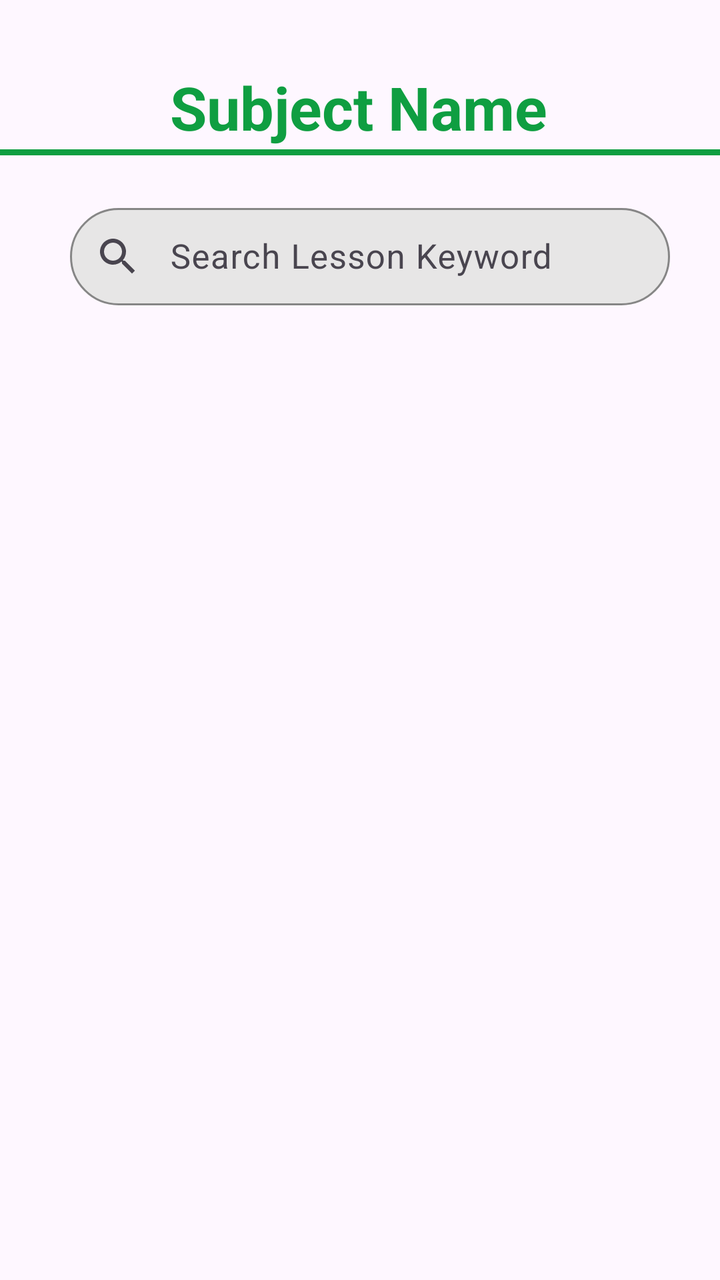
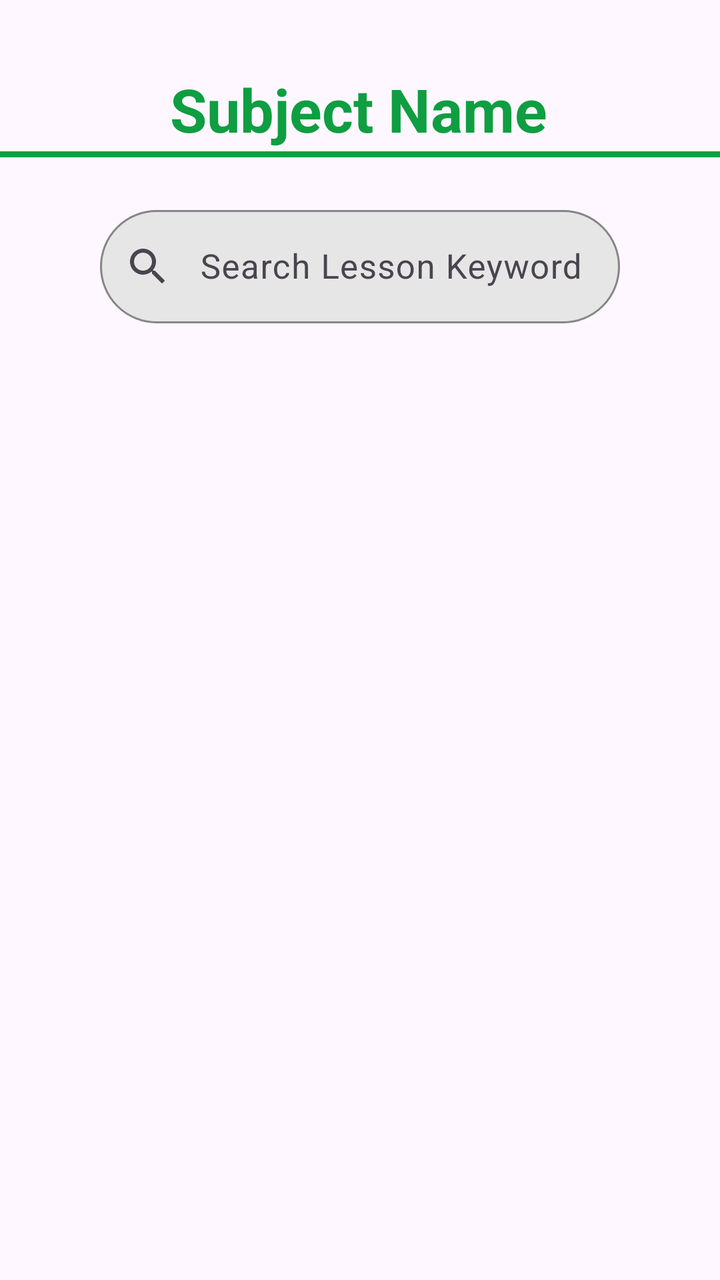

Two renders of the same Android screen: before a commit and after it. Below are the layout's source before the change and the commit's diff.
<!-- AndroidManifest.xml: application theme Theme.LessonMaker -->
<!-- res/layout/activity_student_notes.xml -->
<?xml version="1.0" encoding="utf-8"?>
<androidx.constraintlayout.widget.ConstraintLayout xmlns:android="http://schemas.android.com/apk/res/android"
    xmlns:app="http://schemas.android.com/apk/res-auto"
    xmlns:tools="http://schemas.android.com/tools"
    android:id="@+id/main"
    android:layout_width="match_parent"
    android:layout_height="match_parent"
    tools:context=".StudentNotes">


    <TextView
        android:layout_marginTop="20dp"
        android:id="@+id/SubjectName"
        android:layout_width="wrap_content"
        android:layout_height="wrap_content"
        android:text="@string/subject_name"
        android:textColor="@color/biitGreen"
        android:textSize="30sp"
        android:textStyle="bold"
        app:layout_constraintBottom_toBottomOf="parent"
        app:layout_constraintHorizontal_bias="0.497"
        app:layout_constraintLeft_toLeftOf="parent"
        app:layout_constraintRight_toRightOf="parent"
        app:layout_constraintTop_toTopOf="parent"
        app:layout_constraintVertical_bias="0.023" />
    <LinearLayout
        android:id="@+id/linerLayout"
        android:layout_width="380dp"
        android:layout_height="3dp"
        android:layout_marginTop="1dp"
        android:background="@drawable/round_corners"
        android:orientation="vertical"
        app:layout_constraintHorizontal_bias="0.516"
        app:layout_constraintLeft_toLeftOf="parent"
        app:layout_constraintRight_toRightOf="parent"
        app:layout_constraintTop_toBottomOf="@+id/SubjectName" />

    <com.google.android.material.textfield.TextInputLayout
        android:id="@+id/txtLayoutKeyword"
        android:layout_width="300dp"
        android:layout_height="55dp"
        android:layout_marginStart="10dp"
        app:boxCornerRadiusBottomEnd="50dp"
        app:boxCornerRadiusBottomStart="50dp"
        app:boxCornerRadiusTopEnd="50dp"
        app:boxCornerRadiusTopStart="50dp"
        app:layout_constraintLeft_toLeftOf="parent"
        app:layout_constraintRight_toRightOf="parent"
        app:layout_constraintTop_toBottomOf="@+id/linerLayout"
        android:layout_marginTop="20dp"
        app:hintTextAppearance="@android:style/TextAppearance.Material.Small"
        app:boxBackgroundColor="@color/gray"
        app:boxStrokeColor="@android:color/black"
        app:startIconDrawable="@drawable/baseline_search_24"
        app:hintTextColor="@color/black"
        app:cursorColor="@color/biitGreen">

        <com.google.android.material.textfield.TextInputEditText
            android:id="@+id/keyword"
            android:layout_width="match_parent"
            android:layout_height="match_parent"
            android:hint="@string/searchKeyword"
            android:textSize="17sp"
            android:paddingStart="50dp"
            tools:ignore="RtlSymmetry"/>
    </com.google.android.material.textfield.TextInputLayout>

    <androidx.recyclerview.widget.RecyclerView
        android:id="@+id/recyclerViewNotes"
        android:layout_width="match_parent"
        android:layout_height="0dp"
        android:layout_marginTop="5dp"
        app:layout_constraintBottom_toBottomOf="parent"
        app:layout_constraintHorizontal_bias="0.476"
        app:layout_constraintLeft_toLeftOf="parent"
        android:paddingBottom="10dp"
        app:layout_constraintRight_toRightOf="parent"
        app:layout_constraintTop_toBottomOf="@+id/txtLayoutKeyword"
        app:layout_constraintVertical_bias="0.029"
        tools:listitem="@layout/student_notes_components" />



</androidx.constraintlayout.widget.ConstraintLayout>
<!-- res/layout/student_notes_components.xml (included above) -->
<?xml version="1.0" encoding="utf-8"?>
<LinearLayout xmlns:android="http://schemas.android.com/apk/res/android"
    xmlns:tools="http://schemas.android.com/tools"
    android:layout_width="wrap_content"
    android:layout_height="wrap_content"
    xmlns:app="http://schemas.android.com/apk/res-auto"
    android:layout_gravity="start"
    android:layout_marginStart="13dp">

    <androidx.cardview.widget.CardView
        android:layout_width="170dp"
        android:layout_height="200dp"
        android:layout_marginTop="20dp"
        android:backgroundTint="@color/biitGreen"
        app:cardElevation="20dp"
        app:cardCornerRadius="10dp">

        <androidx.cardview.widget.CardView
            android:id="@+id/openNotes"
            android:layout_width="120dp"
            android:layout_height="140dp"
            android:layout_marginStart="25dp"
            android:layout_marginTop="30dp"
            android:textAlignment="textStart"
            android:backgroundTint="@color/white"
            app:cardElevation="10dp"
            app:cardCornerRadius="10dp">

            <androidx.constraintlayout.widget.ConstraintLayout
                android:layout_width="match_parent"
                android:layout_height="match_parent">

                <ImageView
                    android:layout_width="90dp"
                    android:layout_height="90dp"
                    android:src="@drawable/fileicon"
                    app:layout_constraintBottom_toBottomOf="parent"
                    app:layout_constraintEnd_toEndOf="parent"
                    app:layout_constraintStart_toStartOf="parent"
                    app:layout_constraintTop_toTopOf="parent" />

            </androidx.constraintlayout.widget.ConstraintLayout>

        </androidx.cardview.widget.CardView>
        <androidx.constraintlayout.widget.ConstraintLayout
            android:layout_width="match_parent"
            android:layout_height="match_parent">

            <TextView
                android:id="@+id/weekText"
                android:layout_width="wrap_content"
                android:layout_height="wrap_content"
                android:gravity="center"
                android:text="WEEK"
                android:layout_marginStart="25dp"
                android:textColor="@color/white"
                android:textSize="24sp"
                android:textStyle="bold"
                app:layout_constraintBottom_toBottomOf="parent"
                app:layout_constraintEnd_toEndOf="parent"
                app:layout_constraintHorizontal_bias="0.34"
                app:layout_constraintStart_toStartOf="parent" />
        </androidx.constraintlayout.widget.ConstraintLayout>
    </androidx.cardview.widget.CardView>
</LinearLayout>
<!-- resources referenced by this layout -->
<resources>
  <color name="biitGreen">#0F9E41</color>
  <color name="black">#FF000000</color>
  <color name="gray">#E7E6E6</color>
  <color name="white">#FFFFFFFF</color>
  <!-- drawable baseline_search_24 (drawable) -->
  <vector xmlns:android="http://schemas.android.com/apk/res/android" android:height="24dp" android:tint="#000000" android:viewportHeight="24" android:viewportWidth="24" android:width="24dp">
        
      <path android:fillColor="@android:color/white" android:pathData="M15.5,14h-0.79l-0.28,-0.27C15.41,12.59 16,11.11 16,9.5 16,5.91 13.09,3 9.5,3S3,5.91 3,9.5 5.91,16 9.5,16c1.61,0 3.09,-0.59 4.23,-1.57l0.27,0.28v0.79l5,4.99L20.49,19l-4.99,-5zM9.5,14C7.01,14 5,11.99 5,9.5S7.01,5 9.5,5 14,7.01 14,9.5 11.99,14 9.5,14z"/>
      
  </vector>
  <!-- drawable fileicon: png bitmap (drawable, 33482 bytes) -->
  <!-- drawable round_corners (drawable) -->
  <?xml version="1.0" encoding="utf-8"?>
  <shape xmlns:android="http://schemas.android.com/apk/res/android" android:shape="rectangle">
  
      <corners android:radius="150dp"/>
      <solid android:color="@color/biitGreen"/>
  
  </shape>
  <string name="searchKeyword">Search Lesson Keyword</string>
  <string name="subject_name">Subject Name</string>
  <style name="Theme.LessonMaker" parent="Base.Theme.LessonMaker" />
  <style name="Base.Theme.LessonMaker" parent="Theme.Material3.DayNight.NoActionBar">
          
          
      </style>
</resources>

<!-- the commit's change to res/layout/activity_student_notes.xml (unified diff, before → after) -->
@@ -7,12 +7,12 @@
     android:layout_height="match_parent"
     tools:context=".StudentNotes">
 
-
     <TextView
-        android:layout_marginTop="20dp"
         android:id="@+id/SubjectName"
         android:layout_width="wrap_content"
         android:layout_height="wrap_content"
+        android:layout_marginTop="20dp"
+        android:gravity="center_horizontal"
         android:text="@string/subject_name"
         android:textColor="@color/biitGreen"
         android:textSize="30sp"
@@ -22,7 +22,8 @@
         app:layout_constraintLeft_toLeftOf="parent"
         app:layout_constraintRight_toRightOf="parent"
         app:layout_constraintTop_toTopOf="parent"
-        app:layout_constraintVertical_bias="0.023" />
+        app:layout_constraintVertical_bias="0.025" />
+
     <LinearLayout
         android:id="@+id/linerLayout"
         android:layout_width="380dp"
@@ -37,9 +38,10 @@
 
     <com.google.android.material.textfield.TextInputLayout
         android:id="@+id/txtLayoutKeyword"
-        android:layout_width="300dp"
-        android:layout_height="55dp"
-        android:layout_marginStart="10dp"
+        android:layout_width="0dp"
+        android:layout_height="wrap_content"
+        android:layout_marginStart="50dp"
+        android:layout_marginEnd="50dp"
         app:boxCornerRadiusBottomEnd="50dp"
         app:boxCornerRadiusBottomStart="50dp"
         app:boxCornerRadiusTopEnd="50dp"
@@ -56,14 +58,18 @@
         app:cursorColor="@color/biitGreen">
 
         <com.google.android.material.textfield.TextInputEditText
-            android:id="@+id/keyword"
+            android:id="@+id/SearchByKeyword"
             android:layout_width="match_parent"
             android:layout_height="match_parent"
+            android:imeOptions="actionSearch"
+            android:inputType="text"
             android:hint="@string/searchKeyword"
             android:textSize="17sp"
             android:paddingStart="50dp"
             tools:ignore="RtlSymmetry"/>
     </com.google.android.material.textfield.TextInputLayout>
+
+
 
     <androidx.recyclerview.widget.RecyclerView
         android:id="@+id/recyclerViewNotes"
@@ -79,8 +85,6 @@
         app:layout_constraintVertical_bias="0.029"
         tools:listitem="@layout/student_notes_components" />
 
-
-
 </androidx.constraintlayout.widget.ConstraintLayout>
 <!-- res/layout/student_notes_components.xml (included above) -->
 <?xml version="1.0" encoding="utf-8"?>
@@ -90,7 +94,7 @@
     android:layout_height="wrap_content"
     xmlns:app="http://schemas.android.com/apk/res-auto"
     android:layout_gravity="start"
-    android:layout_marginStart="13dp">
+    android:layout_marginStart="5dp">
 
     <androidx.cardview.widget.CardView
         android:layout_width="170dp"
